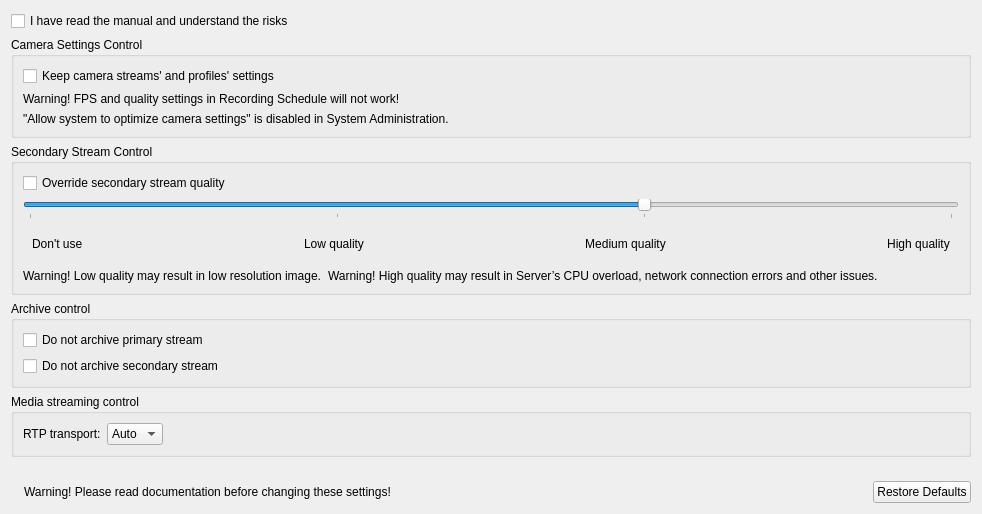
This is client/src/ui/widgets/properties/expert_settings_widget.ui in networkoptix/nx_open as Qt 5 draws it before an edit. The edited form follows.
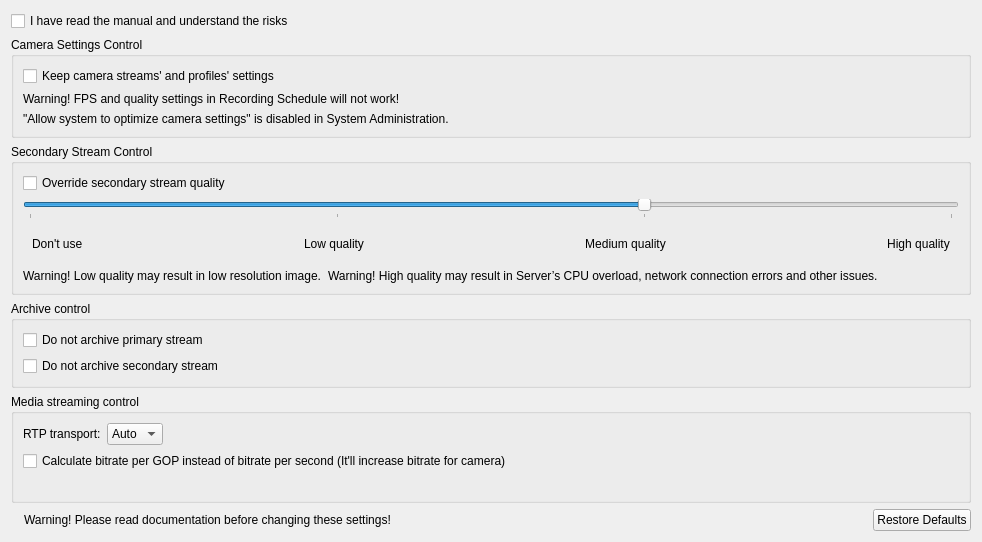
This is the edited form. Icons and pictures are not drawn.

Commit message:
(Feature #5618) expert tab setting for cameras with kbpGOP target bitrate
<==== Mercurial data ====>
Branch: dev_2.3.2

```diff
--- a/client/src/ui/widgets/properties/expert_settings_widget.ui
+++ b/client/src/ui/widgets/properties/expert_settings_widget.ui
@@ -275,6 +275,8 @@
         <property name="title">
          <string>Media streaming control</string>
         </property>
+        <layout class="QVBoxLayout" name="verticalLayout_6">
+         <item>
         <layout class="QHBoxLayout" name="horizontalLayout_2">
          <item>
           <widget class="QLabel" name="labelTransport">
@@ -300,6 +302,28 @@
              <string>UDP</string>
             </property>
            </item>
+            </widget>
+           </item>
+           <item>
+            <spacer name="horizontalSpacer_6">
+             <property name="orientation">
+              <enum>Qt::Horizontal</enum>
+             </property>
+             <property name="sizeHint" stdset="0">
+              <size>
+               <width>40</width>
+               <height>20</height>
+              </size>
+             </property>
+            </spacer>
+           </item>
+          </layout>
+         </item>
+         <item>
+          <widget class="QCheckBox" name="checkBoxBitratePerGOP">
+           <property name="text">
+            <string>Calculate bitrate per GOP instead of bitrate per second (It'll increase bitrate for camera)</string>
+           </property>
           </widget>
          </item>
          <item>
```
Lines whose indentation alone changed are shown as unchanged. The commit also changes 13 other files.
